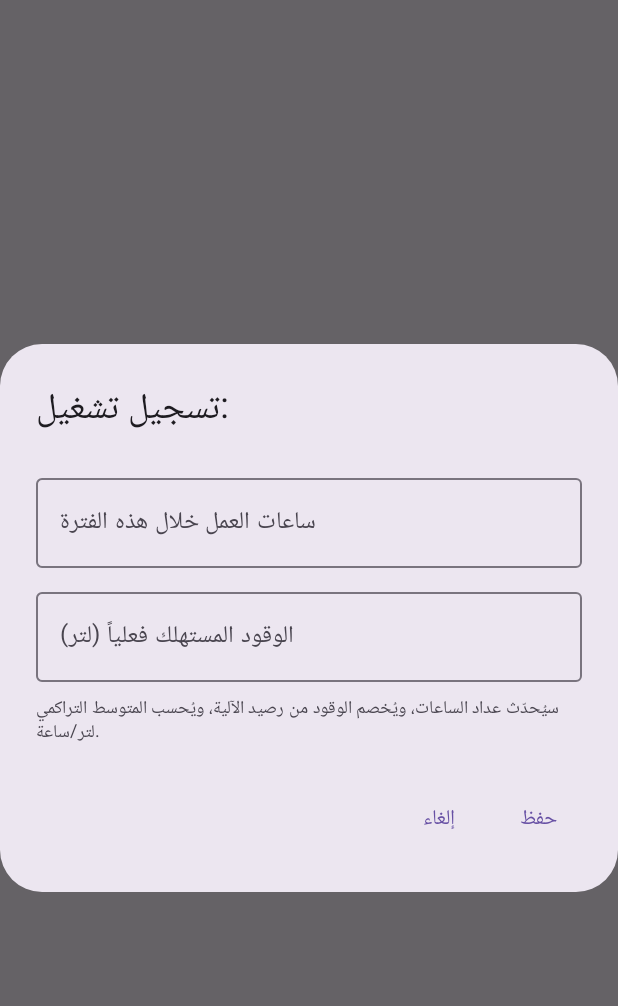
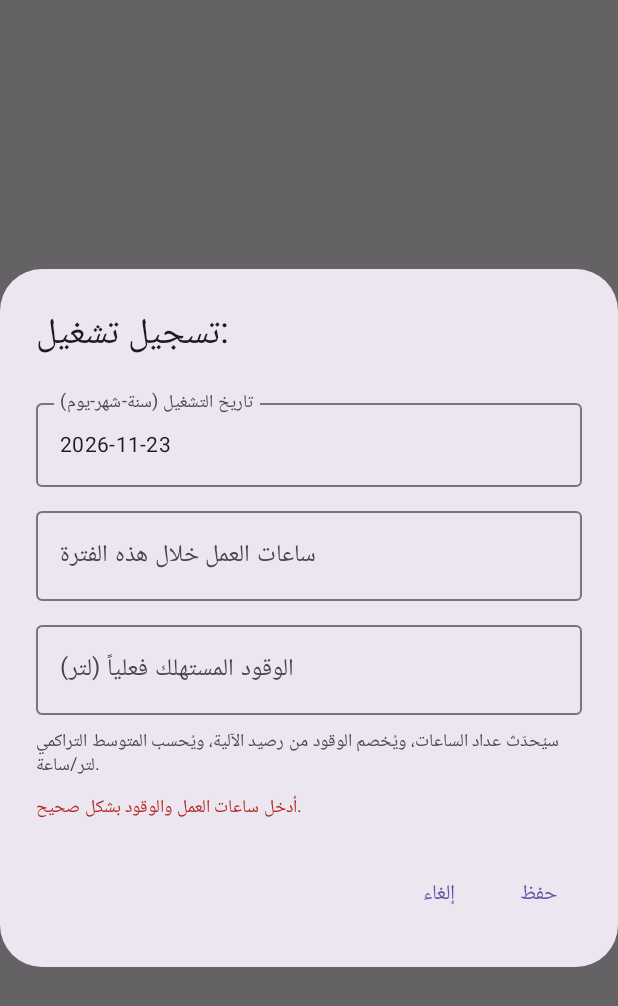
Before and after one commit to demostafaab-glitch/Mamanagmachin, an Android app built with Jetpack Compose: the composable AddWorkDialog called with empty values, after a tap on "حفظ", on a phone screen of 412 x 824 dp. Shown: the top 1006 px of the screen. Run offline under Robolectric (Android 15) with nearby library versions, the phone set to English and light mode, and no system bars.

Commit message:
Fix fuel work logging and add editable work date

```diff
--- a/app/src/main/java/com/mamanagmachin/app/MainActivity.kt
+++ b/app/src/main/java/com/mamanagmachin/app/MainActivity.kt
@@ -58,13 +58,23 @@ private class AppDb(context: android.content.Context) : SQLiteOpenHelper(context
    d.insert("movements",null,ContentValues().apply { put("item_id",itemId);put("type",type);put("qty",qty);put("vehicle",vehicle);put("note",note);put("created",SimpleDateFormat("yyyy-MM-dd HH:mm",Locale.getDefault()).format(Date())) });d.setTransactionSuccessful()
   } finally { d.endTransaction() }
  }
- fun recordWork(mid:Long,hours:Double,fuel:Double) {
-  require(hours>0&&fuel>=0);val d=writableDatabase;d.beginTransaction()
+ fun recordWork(mid:Long,hours:Double,fuel:Double,workDate:String) {
+  require(hours>0&&fuel>=0){"أدخل ساعات وكمية وقود صحيحتين"}
+  require(workDate.matches(Regex("\\d{4}-\\d{2}-\\d{2}"))){"أدخل التاريخ بصيغة سنة-شهر-يوم"}
+  val d=writableDatabase;d.beginTransaction()
   try {
-   val fid=d.rawQuery("SELECT id FROM items WHERE name LIKE '%مازوت%' OR name LIKE '%ديزل%' OR name LIKE '%وقود%' ORDER BY id LIMIT 1",null).use { if(it.moveToFirst())it.getLong(0) else -1L }
-   require(fid>0){"أضف مادة باسم مازوت أو ديزل أو وقود أولاً"}
-   if(fuel>0){d.execSQL("UPDATE machine_stock SET qty=qty-? WHERE item_id=? AND machine_id=? AND qty>=?",arrayOf(fuel,fid,mid,fuel));check(scalar(d)>0){"رصيد وقود الآلية غير كافٍ"}}
-   d.insert("fuel_sessions",null,ContentValues().apply { put("machine_id",mid);put("hours_delta",hours);put("fuel_used",fuel);put("created",SimpleDateFormat("yyyy-MM-dd HH:mm",Locale.getDefault()).format(Date())) })
+   if(fuel>0) {
+    val candidates=mutableListOf<Long>()
+    d.rawQuery("SELECT i.id FROM items i JOIN machine_stock s ON s.item_id=i.id WHERE s.machine_id=? AND s.qty>=? AND (i.name LIKE '%مازوت%' OR i.name LIKE '%ديزل%' OR i.name LIKE '%وقود%') ORDER BY s.qty DESC",arrayOf(mid.toString(),fuel.toString())).use { c->while(c.moveToNext())candidates.add(c.getLong(0)) }
+    val fid=candidates.firstOrNull()
+    if(fid==null) {
+     val exists=d.rawQuery("SELECT COUNT(*) FROM items WHERE name LIKE '%مازوت%' OR name LIKE '%ديزل%' OR name LIKE '%وقود%'",null).use { it.moveToFirst() && it.getInt(0)>0 }
+     if(!exists) throw IllegalArgumentException("لم تُسجّل مادة وقود بعد. أضف مادة باسم مازوت أو ديزل، ثم حوّل رصيدها إلى الآلية.")
+     throw IllegalArgumentException("رصيد المازوت/الديزل في هذه الآلية غير كافٍ. حوّل الكمية من المستودع إلى الآلية أولاً.")
+    }
+    d.execSQL("UPDATE machine_stock SET qty=qty-? WHERE item_id=? AND machine_id=? AND qty>=?",arrayOf(fuel,fid,mid,fuel))
+   }
+   d.insert("fuel_sessions",null,ContentValues().apply { put("machine_id",mid);put("hours_delta",hours);put("fuel_used",fuel);put("created","$workDate ${SimpleDateFormat("HH:mm",Locale.getDefault()).format(Date())}") })
    d.execSQL("UPDATE machines SET hours=hours+? WHERE id=?",arrayOf(hours,mid));d.setTransactionSuccessful()
   } finally { d.endTransaction() }
  }
@@ -167,7 +177,7 @@ class MainActivity : ComponentActivity() {
    Button(onClick={workFor=id to r[1]},modifier=Modifier.fillMaxWidth()){Text("تسجيل ساعات العمل واستهلاك الوقود")}
   } }
  } }
- workFor?.let { v->AddWorkDialog(v.second,{h,f->db.recordWork(v.first,h,f);workFor=null},{workFor=null}) }
+ workFor?.let { v->AddWorkDialog(v.second,{h,f,date->db.recordWork(v.first,h,f,date);workFor=null},{workFor=null}) }
 }
 @Composable private fun MovementList(db:AppDb) {
     Text("سجل حركات المستودع",style=MaterialTheme.typography.headlineSmall,fontWeight=FontWeight.Bold)
@@ -211,12 +221,21 @@ class MainActivity : ComponentActivity() {
   Text("سيحسب البرنامج متوسط استهلاك الوقود تلقائياً من سجلات التشغيل.",style=MaterialTheme.typography.bodySmall)
  }},confirmButton={TextButton(onClick={if(name.isNotBlank())save(name,code,hours.toDoubleOrNull()?:0.0,driver)}){Text("حفظ")}},dismissButton={TextButton(onClick=close){Text("إلغاء")}})
 }
-@Composable private fun AddWorkDialog(machine:String,save:(Double,Double)->Unit,close:()->Unit) {
+@Composable private fun AddWorkDialog(machine:String,save:(Double,Double,String)->Unit,close:()->Unit) {
  var hours by remember{mutableStateOf("")};var fuel by remember{mutableStateOf("")}
+ var workDate by remember{mutableStateOf(SimpleDateFormat("yyyy-MM-dd",Locale.US).format(Date()))}
+ var error by remember{mutableStateOf("")}
  AlertDialog(onDismissRequest=close,title={Text("تسجيل تشغيل: $machine")},text={Column(verticalArrangement=Arrangement.spacedBy(8.dp)){
-  Field("ساعات العمل خلال هذه الفترة",hours,{hours=it},true);Field("الوقود المستهلك فعلياً (لتر)",fuel,{fuel=it},true)
+  Field("تاريخ التشغيل (سنة-شهر-يوم)",workDate,{workDate=it})
+  Field("ساعات العمل خلال هذه الفترة",hours,{hours=it},true)
+  Field("الوقود المستهلك فعلياً (لتر)",fuel,{fuel=it},true)
   Text("سيُحدّث عداد الساعات، ويُخصم الوقود من رصيد الآلية، ويُحسب المتوسط التراكمي لتر/ساعة.",style=MaterialTheme.typography.bodySmall)
- }},confirmButton={TextButton(onClick={val h=hours.toDoubleOrNull();val f=fuel.toDoubleOrNull();if(h!=null&&f!=null&&h>0&&f>=0)save(h,f)}){Text("حفظ")}},dismissButton={TextButton(onClick=close){Text("إلغاء")}})
+  if(error.isNotBlank()) Text(error,color=MaterialTheme.colorScheme.error,style=MaterialTheme.typography.bodySmall)
+ }},confirmButton={TextButton(onClick={
+  val h=hours.toDoubleOrNull();val f=fuel.toDoubleOrNull()
+  if(h==null||f==null||h<=0||f<0) error="أدخل ساعات العمل والوقود بشكل صحيح."
+  else try { save(h,f,workDate.trim()) } catch(e:Exception) { error=e.message?: "تعذر حفظ سجل التشغيل." }
+ }){Text("حفظ")}},dismissButton={TextButton(onClick=close){Text("إلغاء")}})
 }
 @Composable private fun AddMovementDialog(db:AppDb,done:()->Unit,close:()->Unit) {
  val opts=db.itemOptions();val machines=db.machines();var selected by remember{mutableStateOf(opts.firstOrNull()?.first?:-1L)}
```
